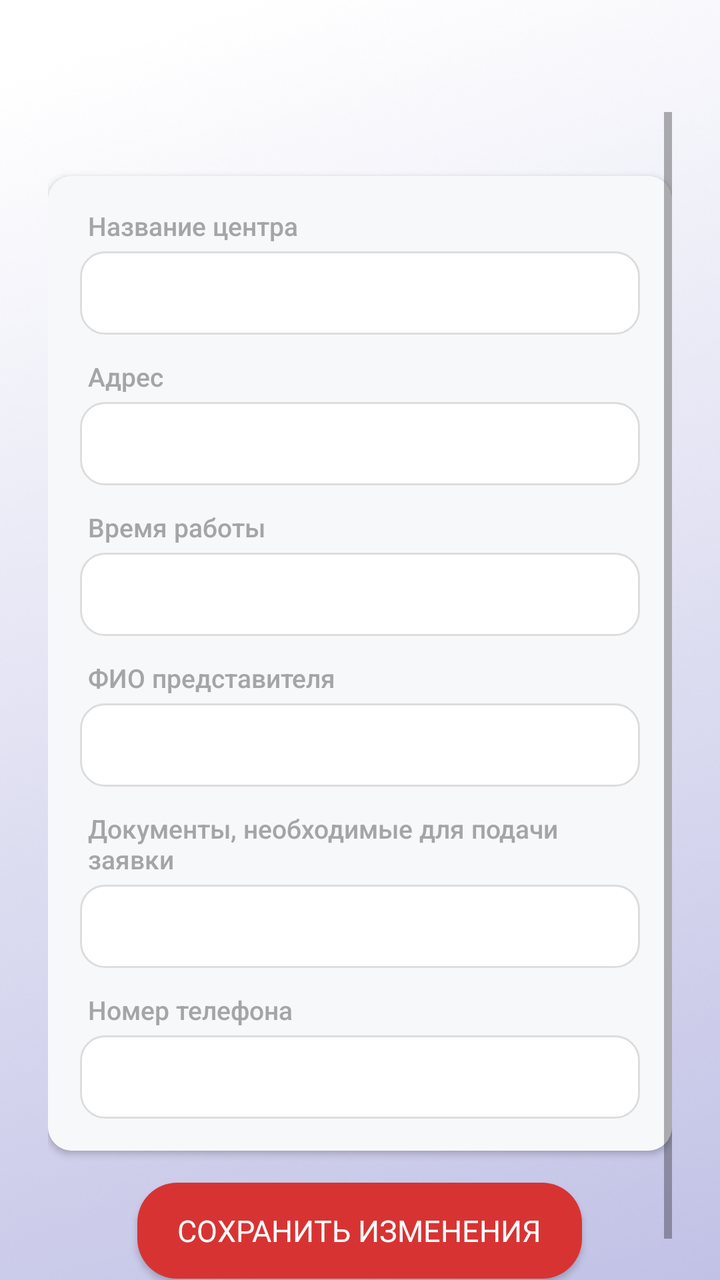
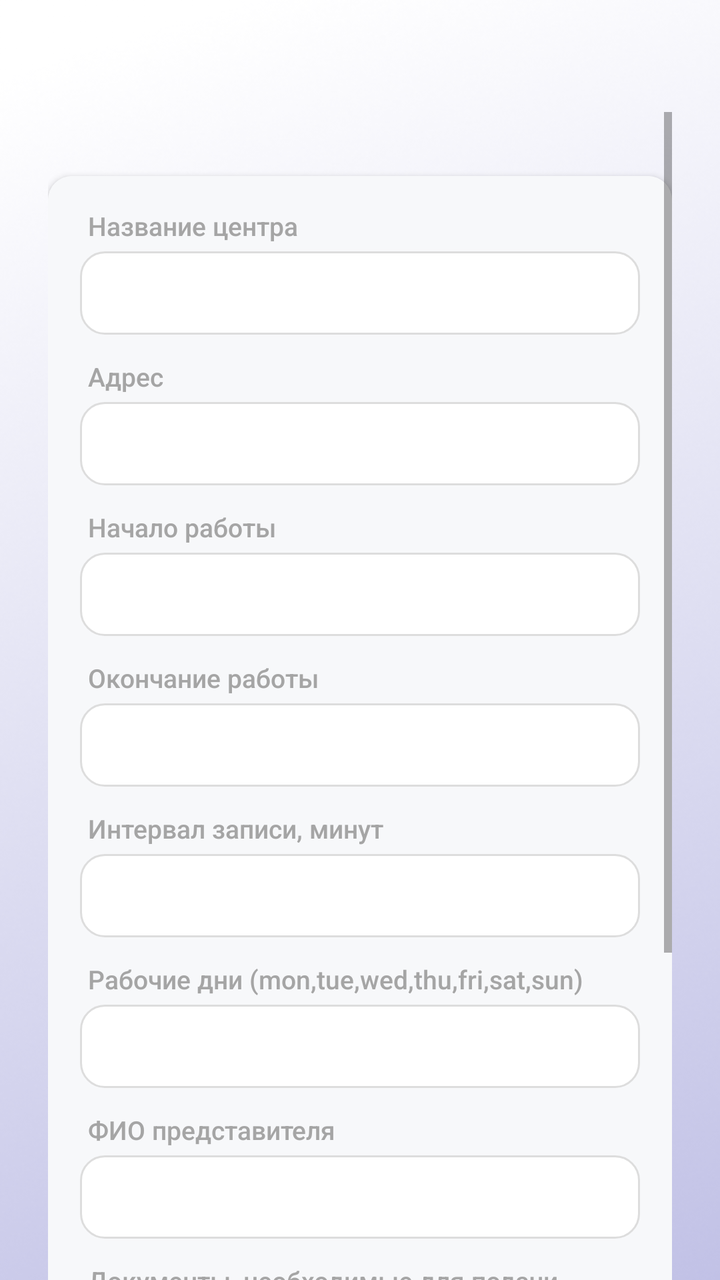

An Android layout rendered at two revisions. The XML below is the earlier revision; the diff shows what the commit changed to produce the second picture.
<!-- AndroidManifest.xml: activity theme Theme.AppCompat.Light -->
<!-- res/layout/activity_edit_data_center.xml -->
<?xml version="1.0" encoding="utf-8"?>
<ScrollView xmlns:android="http://schemas.android.com/apk/res/android"
    xmlns:app="http://schemas.android.com/apk/res-auto"
    android:layout_width="match_parent"
    android:layout_height="match_parent"
    android:background="@drawable/background_b"
    android:paddingTop="?attr/actionBarSize"
    android:paddingStart="24dp"
    android:paddingEnd="24dp"
    android:fillViewport="true">

    <LinearLayout
        android:id="@+id/main"
        android:layout_width="match_parent"
        android:layout_height="wrap_content"
        android:orientation="vertical"
        android:gravity="center_horizontal"
        android:paddingTop="24dp">

        
        <androidx.cardview.widget.CardView
            android:layout_width="match_parent"
            android:layout_height="wrap_content"
            android:layout_marginTop="8dp"
            android:layout_marginBottom="16dp"
            android:elevation="4dp"
            app:cardCornerRadius="12dp"
            app:cardBackgroundColor="@android:color/white">

            <LinearLayout
                android:layout_width="match_parent"
                android:layout_height="wrap_content"
                android:orientation="vertical"
                android:background="#F7F8FA"
                android:padding="16dp">

                
                <TextView
                    android:layout_width="match_parent"
                    android:layout_height="wrap_content"
                    android:text="@string/centername"
                    android:textColor="#A5A5A5"
                    android:fontFamily="sans-serif-medium"
                    android:textSize="13sp"
                    android:paddingStart="4dp"
                    android:paddingBottom="4dp"/>

                <EditText
                    android:id="@+id/center_name"
                    android:layout_width="match_parent"
                    android:layout_height="wrap_content"
                    android:background="@drawable/bg_white_card"
                    android:textSize="16sp"
                    android:padding="10dp"
                    android:maxLines="1"
                    android:textColor="@color/black"
                    android:fontFamily="sans-serif"/>

                
                <TextView
                    android:layout_width="match_parent"
                    android:layout_height="wrap_content"
                    android:text="@string/address"
                    android:textColor="#A5A5A5"
                    android:fontFamily="sans-serif-medium"
                    android:textSize="13sp"
                    android:paddingStart="4dp"
                    android:paddingTop="12dp"
                    android:paddingBottom="4dp"/>

                <EditText
                    android:id="@+id/address"
                    android:layout_width="match_parent"
                    android:layout_height="wrap_content"
                    android:background="@drawable/bg_white_card"
                    android:textSize="16sp"
                    android:padding="10dp"
                    android:textColor="@color/black"
                    android:fontFamily="sans-serif"/>

                
                <TextView
                    android:layout_width="match_parent"
                    android:layout_height="wrap_content"
                    android:text="@string/worktimme"
                    android:textColor="#A5A5A5"
                    android:fontFamily="sans-serif-medium"
                    android:textSize="13sp"
                    android:paddingStart="4dp"
                    android:paddingTop="12dp"
                    android:paddingBottom="4dp"/>

                <EditText
                    android:id="@+id/work_time"
                    android:layout_width="match_parent"
                    android:layout_height="wrap_content"
                    android:background="@drawable/bg_white_card"
                    android:textSize="16sp"
                    android:padding="10dp"
                    android:textColor="@color/black"
                    android:fontFamily="sans-serif"/>

                
                <TextView
                    android:layout_width="match_parent"
                    android:layout_height="wrap_content"
                    android:text="@string/agentfio"
                    android:textColor="#A5A5A5"
                    android:fontFamily="sans-serif-medium"
                    android:textSize="13sp"
                    android:paddingStart="4dp"
                    android:paddingTop="12dp"
                    android:paddingBottom="4dp"/>

                <EditText
                    android:id="@+id/fio"
                    android:layout_width="match_parent"
                    android:layout_height="wrap_content"
                    android:background="@drawable/bg_white_card"
                    android:textSize="16sp"
                    android:padding="10dp"
                    android:textColor="@color/black"
                    android:fontFamily="sans-serif"/>

                
                <TextView
                    android:layout_width="match_parent"
                    android:layout_height="wrap_content"
                    android:text="@string/documentstoapp"
                    android:textColor="#A5A5A5"
                    android:fontFamily="sans-serif-medium"
                    android:textSize="13sp"
                    android:paddingStart="4dp"
                    android:paddingTop="12dp"
                    android:paddingBottom="4dp"/>

                <EditText
                    android:id="@+id/doc"
                    android:layout_width="match_parent"
                    android:layout_height="wrap_content"
                    android:background="@drawable/bg_white_card"
                    android:textSize="16sp"
                    android:padding="10dp"
                    android:textColor="@color/black"
                    android:fontFamily="sans-serif"/>

                
                <TextView
                    android:layout_width="match_parent"
                    android:layout_height="wrap_content"
                    android:text="@string/phonenumber"
                    android:textColor="#A5A5A5"
                    android:fontFamily="sans-serif-medium"
                    android:textSize="13sp"
                    android:paddingStart="4dp"
                    android:paddingTop="12dp"
                    android:paddingBottom="4dp"/>

                <EditText
                    android:id="@+id/phone_number"
                    android:layout_width="match_parent"
                    android:layout_height="wrap_content"
                    android:background="@drawable/bg_white_card"
                    android:textSize="16sp"
                    android:padding="10dp"
                    android:inputType="phone"
                    android:textColor="@color/black"
                    android:fontFamily="sans-serif"/>

            </LinearLayout>
        </androidx.cardview.widget.CardView>

        <Button
            android:id="@+id/save"
            android:text="@string/savechanges"
            android:layout_width="wrap_content"
            android:layout_height="wrap_content"
            android:background="@drawable/shape"
            android:textSize="15sp"
            android:paddingHorizontal="20dp"
            android:paddingVertical="12dp"
            android:fontFamily="sans-serif"
            android:textColor="@color/white"
            android:layout_marginBottom="24dp"/>
    </LinearLayout>
</ScrollView>
<!-- resources referenced by this layout -->
<resources>
  <color name="black">#FF000000</color>
  <color name="white">#FFFFFFFF</color>
  <!-- drawable background_b: png bitmap (drawable, 208537 bytes) -->
  <!-- drawable bg_white_card (drawable) -->
  <shape xmlns:android="http://schemas.android.com/apk/res/android"
      android:shape="rectangle">
      <solid android:color="#FFFFFF"/>
      <corners android:radius="12dp"/>
      <padding android:left="12dp" android:top="8dp" android:right="12dp" android:bottom="8dp"/>
      <stroke android:width="1dp" android:color="#DDDDDD" />
  </shape>
  <!-- drawable shape (drawable) -->
  <?xml version="1.0" encoding="utf-8"?>
  <shape xmlns:android="http://schemas.android.com/apk/res/android"
      android:shape="rectangle">
      <solid android:color="#D83333" />
      <corners android:radius="20dp" />
  </shape>
  <string name="address">Адрес</string>
  <string name="agentfio">ФИО представителя</string>
  <string name="centername">Название центра</string>
  <string name="documentstoapp">Документы, необходимые для подачи заявки</string>
  <string name="phonenumber">Номер телефона</string>
  <string name="savechanges">Сохранить изменения</string>
  <string name="worktimme">Время работы</string>
</resources>

<!-- the commit's change to res/layout/activity_edit_data_center.xml (unified diff, before → after) -->
@@ -79,19 +79,93 @@
                     android:fontFamily="sans-serif"/>
 
                 
-                <TextView
-                    android:layout_width="match_parent"
-                    android:layout_height="wrap_content"
-                    android:text="@string/worktimme"
-                    android:textColor="#A5A5A5"
-                    android:fontFamily="sans-serif-medium"
-                    android:textSize="13sp"
-                    android:paddingStart="4dp"
-                    android:paddingTop="12dp"
-                    android:paddingBottom="4dp"/>
+                
 
                 <EditText
                     android:id="@+id/work_time"
+                    android:layout_width="match_parent"
+                    android:layout_height="0dp"
+                    android:visibility="gone" />
+
+                <TextView
+                    android:layout_width="match_parent"
+                    android:layout_height="wrap_content"
+                    android:text="@string/schedule_work_start"
+                    android:textColor="#A5A5A5"
+                    android:fontFamily="sans-serif-medium"
+                    android:textSize="13sp"
+                    android:paddingStart="4dp"
+                    android:paddingTop="12dp"
+                    android:paddingBottom="4dp"/>
+
+                <EditText
+                    android:id="@+id/work_start"
+                    android:layout_width="match_parent"
+                    android:layout_height="wrap_content"
+                    android:background="@drawable/bg_white_card"
+                    android:textSize="16sp"
+                    android:padding="10dp"
+                    android:inputType="time"
+                    android:textColor="@color/black"
+                    android:fontFamily="sans-serif"/>
+
+                <TextView
+                    android:layout_width="match_parent"
+                    android:layout_height="wrap_content"
+                    android:text="@string/schedule_work_end"
+                    android:textColor="#A5A5A5"
+                    android:fontFamily="sans-serif-medium"
+                    android:textSize="13sp"
+                    android:paddingStart="4dp"
+                    android:paddingTop="12dp"
+                    android:paddingBottom="4dp"/>
+
+                <EditText
+                    android:id="@+id/work_end"
+                    android:layout_width="match_parent"
+                    android:layout_height="wrap_content"
+                    android:background="@drawable/bg_white_card"
+                    android:textSize="16sp"
+                    android:padding="10dp"
+                    android:inputType="time"
+                    android:textColor="@color/black"
+                    android:fontFamily="sans-serif"/>
+
+                <TextView
+                    android:layout_width="match_parent"
+                    android:layout_height="wrap_content"
+                    android:text="@string/schedule_interval"
+                    android:textColor="#A5A5A5"
+                    android:fontFamily="sans-serif-medium"
+                    android:textSize="13sp"
+                    android:paddingStart="4dp"
+                    android:paddingTop="12dp"
+                    android:paddingBottom="4dp"/>
+
+                <EditText
+                    android:id="@+id/appointment_interval"
+                    android:layout_width="match_parent"
+                    android:layout_height="wrap_content"
+                    android:background="@drawable/bg_white_card"
+                    android:textSize="16sp"
+                    android:padding="10dp"
+                    android:inputType="number"
+                    android:textColor="@color/black"
+                    android:fontFamily="sans-serif"/>
+
+                <TextView
+                    android:layout_width="match_parent"
+                    android:layout_height="wrap_content"
+                    android:text="@string/schedule_working_days"
+                    android:textColor="#A5A5A5"
+                    android:fontFamily="sans-serif-medium"
+                    android:textSize="13sp"
+                    android:paddingStart="4dp"
+                    android:paddingTop="12dp"
+                    android:paddingBottom="4dp"/>
+
+                <EditText
+                    android:id="@+id/working_days"
                     android:layout_width="match_parent"
                     android:layout_height="wrap_content"
                     android:background="@drawable/bg_white_card"
<!-- resource entries referenced after the edit -->
@@ -24,6 +24,9 @@
   <string name="documentstoapp">Документы, необходимые для подачи заявки</string>
   <string name="phonenumber">Номер телефона</string>
   <string name="savechanges">Сохранить изменения</string>
-  <string name="worktimme">Время работы</string>
+  <string name="schedule_interval">Интервал записи, минут</string>
+  <string name="schedule_work_end">Окончание работы</string>
+  <string name="schedule_work_start">Начало работы</string>
+  <string name="schedule_working_days">Рабочие дни (mon,tue,wed,thu,fri,sat,sun)</string>
 </resources>
 
